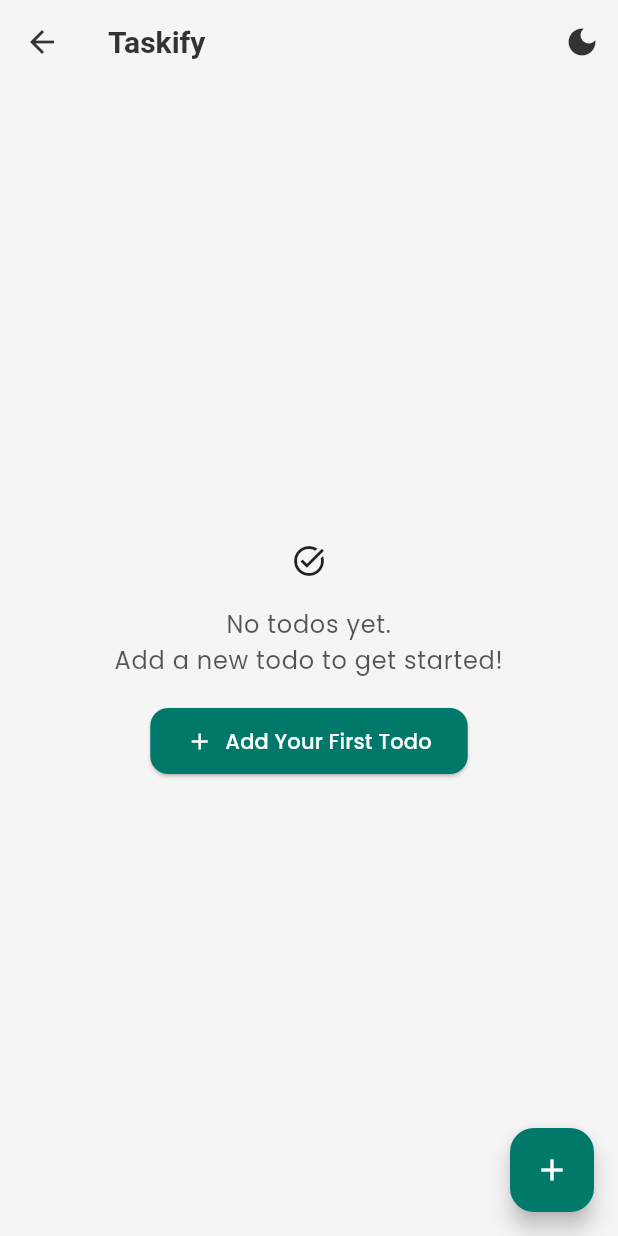
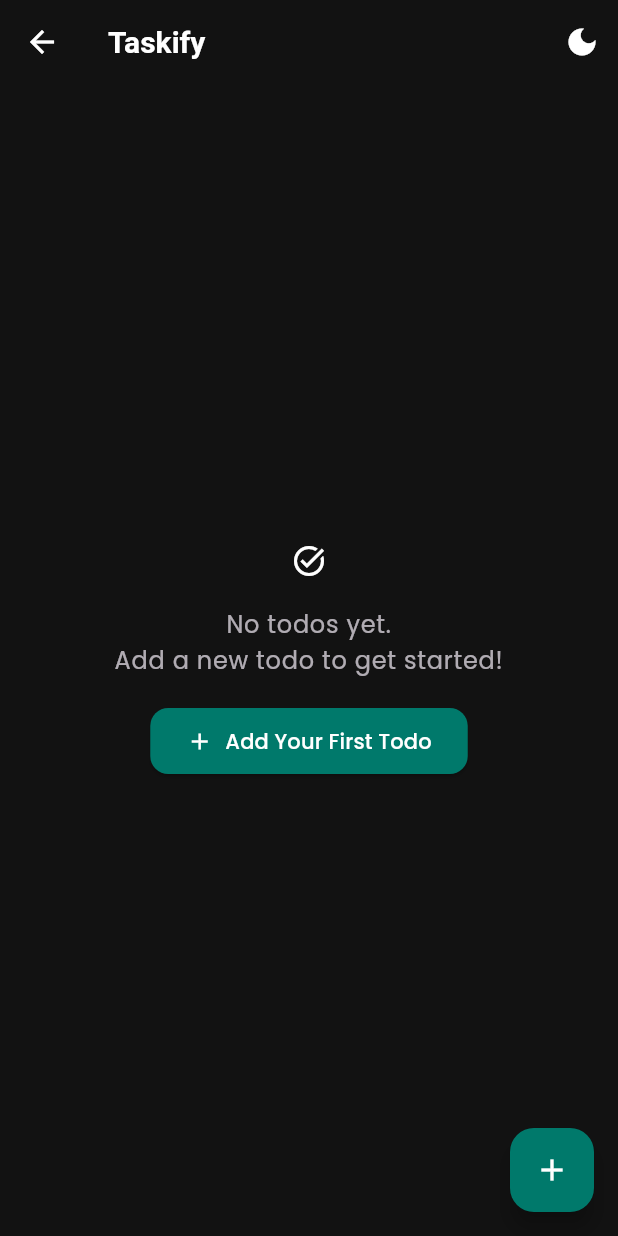
Before and after one commit to Sohaib-Sana/taskify, a Flutter app: the screen it shows after launch, after a tap on the "dark mode" icon, on a phone screen of 412 x 824 dp. Run offline on Flutter 3.47's test engine with Material 3 defaults, Android fonts, the phone set to English and light mode, and no system bars; our stand-ins replace equatable, flutter_bloc, fpdart, google_fonts, shared_preferences, sqflite; accounts and stored records are empty.

Commit message:
Theme modes are working now.

```diff
--- a/lib/core/config/themes/cubit/theme_cubit.dart
+++ b/lib/core/config/themes/cubit/theme_cubit.dart
@@ -1,9 +1,56 @@
-import 'package:equatable/equatable.dart';
 import 'package:flutter/material.dart';
 import 'package:flutter_bloc/flutter_bloc.dart';
+import 'package:equatable/equatable.dart';
+import 'package:shared_preferences/shared_preferences.dart';
 
 part 'theme_state.dart';
 
 class ThemeCubit extends Cubit<ThemeState> {
-  ThemeCubit() : super(ThemeState(themeMode: ThemeMode.system));
+  static const String THEME_KEY = 'theme_mode';
+  final SharedPreferences sharedPreferences;
+
+  ThemeCubit({required this.sharedPreferences})
+    : super(ThemeState(themeMode: ThemeMode.system)) {
+    _loadTheme();
+  }
+
+  void _loadTheme() {
+    final savedThemeIndex = sharedPreferences.getInt(THEME_KEY);
+    if (savedThemeIndex != null) {
+      final themeMode = ThemeMode.values[savedThemeIndex];
+      emit(ThemeState(themeMode: themeMode));
+    }
+  }
+
+  void setThemeMode(ThemeMode themeMode) {
+    sharedPreferences.setInt(THEME_KEY, themeMode.index);
+    emit(ThemeState(themeMode: themeMode));
+  }
+
+  void toggleTheme() {
+    final currentTheme = state.themeMode;
+    late ThemeMode newTheme;
+
+    if (currentTheme == ThemeMode.system) {
+      // If system, check system brightness and toggle to opposite
+      final brightness = WidgetsBinding.instance.window.platformBrightness;
+      newTheme =
+          brightness == Brightness.dark ? ThemeMode.light : ThemeMode.dark;
+    } else {
+      // If already set to light or dark, toggle between them
+      newTheme =
+          currentTheme == ThemeMode.light ? ThemeMode.dark : ThemeMode.light;
+    }
+
+    setThemeMode(newTheme);
+  }
+
+  /// Check if the current active theme is dark
+  bool get isDarkMode {
+    if (state.themeMode == ThemeMode.system) {
+      return WidgetsBinding.instance.window.platformBrightness ==
+          Brightness.dark;
+    }
+    return state.themeMode == ThemeMode.dark;
+  }
 }
--- a/lib/main.dart
+++ b/lib/main.dart
@@ -1,8 +1,10 @@
 import 'package:flutter/material.dart';
 import 'package:flutter/services.dart';
 import 'package:flutter_bloc/flutter_bloc.dart';
+import 'package:shared_preferences/shared_preferences.dart';
 import 'package:taskify/core/config/routes/router.dart';
 import 'package:taskify/core/config/themes/app_theme.dart';
+import 'package:taskify/core/config/themes/cubit/theme_cubit.dart';
 import 'package:taskify/data/datasources/local/todo_local_db.dart';
 import 'package:taskify/data/datasources/todo_datasource.dart';
 import 'package:taskify/data/repositories/todo_repository_impl.dart';
@@ -14,29 +16,36 @@ import 'core/usecases.dart/usecase_barrel.dart';
 void main() async {
   WidgetsFlutterBinding.ensureInitialized();
 
-  // Set preferred orientations
+  // Lock device orientation
   await SystemChrome.setPreferredOrientations([
     DeviceOrientation.portraitUp,
     DeviceOrientation.portraitDown,
   ]);
 
-  runApp(const MyApp());
+  // Initialize SharedPreferences before runApp
+  final sharedPreferences = await SharedPreferences.getInstance();
+
+  runApp(MyApp(sharedPreferences: sharedPreferences));
 }
 
 class MyApp extends StatelessWidget {
-  const MyApp({super.key});
+  final SharedPreferences sharedPreferences;
+
+  const MyApp({super.key, required this.sharedPreferences});
 
   @override
   Widget build(BuildContext context) {
     return MultiRepositoryProvider(
       providers: [
-        RepositoryProvider<TodoDatasource>(create: (context) => TodoLocalDb()),
+        RepositoryProvider<TodoDatasource>(create: (_) => TodoLocalDb()),
         RepositoryProvider<TodoRepository>(
           create:
               (context) => TodoRepositoryImpl(
                 datasource: context.read<TodoDatasource>(),
               ),
         ),
+        // Provide SharedPreferences instance
+        RepositoryProvider<SharedPreferences>.value(value: sharedPreferences),
       ],
       child: MultiBlocProvider(
         providers: [
@@ -52,13 +61,25 @@ class MyApp extends StatelessWidget {
                   deleteTodoUseCase: DeleteTodo(context.read<TodoRepository>()),
                 ),
           ),
+          BlocProvider<ThemeCubit>(
+            create:
+                (context) => ThemeCubit(
+                  sharedPreferences: context.read<SharedPreferences>(),
+                ),
+          ),
         ],
-        child: MaterialApp(
-          title: 'Taskify',
-          theme: AppTheme.lightTheme,
-          debugShowCheckedModeBanner: false,
-          initialRoute: '/splash',
-          onGenerateRoute: AppRouter.onGenerateRoute,
+        child: BlocBuilder<ThemeCubit, ThemeState>(
+          builder: (context, state) {
+            return MaterialApp(
+              title: 'Taskify',
+              theme: AppTheme.lightTheme,
+              darkTheme: AppTheme.darkTheme,
+              themeMode: state.themeMode, // 👈 dynamic theming applied here
+              debugShowCheckedModeBanner: false,
+              initialRoute: '/splash',
+              onGenerateRoute: AppRouter.onGenerateRoute,
+            );
+          },
         ),
       ),
     );
--- a/lib/presentation/pages/home/home_page.dart
+++ b/lib/presentation/pages/home/home_page.dart
@@ -1,5 +1,6 @@
 import 'package:flutter/material.dart';
 import 'package:flutter_bloc/flutter_bloc.dart';
+import 'package:taskify/core/config/themes/cubit/theme_cubit.dart';
 import 'package:taskify/core/constants/app_constants.dart';
 import 'package:taskify/core/utils/global_keys.dart';
 import 'package:taskify/domain/entities/todo_entity.dart';
@@ -71,7 +72,7 @@ class _HomePageState extends State<HomePage> {
         title: Text(AppConstants.appName),
         actions: [
           IconButton(
-            onPressed: () {},
+            onPressed: () => context.read<ThemeCubit>().toggleTheme(),
             icon: Icon(Icons.dark_mode),
             tooltip: 'Switch to dark mode',
           ),
```
Also changed, not shown: pubspec.yaml (+6 -3 lines), pubspec.lock, 1 other file.
